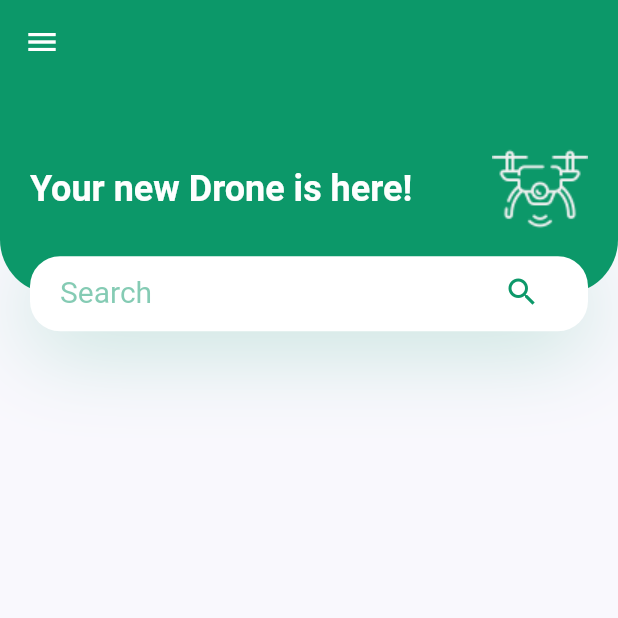
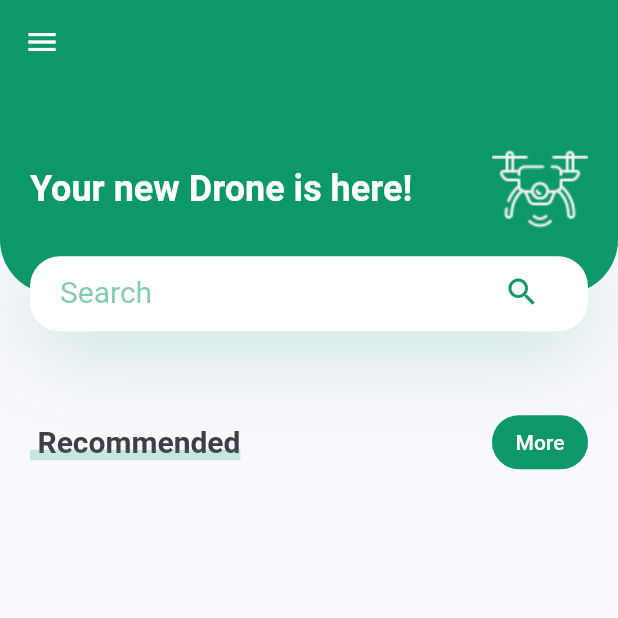
Before and after one commit to NatanDuarte/drone_store, a Flutter app: the screen it shows after launch, on a phone screen of 412 x 824 dp, the top half of it. Run offline on Flutter 3.47's test engine with Material 2 defaults, Android fonts, the phone set to English and light mode, and no system bars.

Commit message:
More widget extraction

```diff
--- a/lib/screens/home/components/body.dart
+++ b/lib/screens/home/components/body.dart
@@ -1,4 +1,6 @@
 import 'package:drone_store/screens/home/components/header_with_search_bar.dart';
+import 'package:drone_store/screens/home/components/title_with_button.dart';
+import 'package:drone_store/strings.dart';
 import 'package:flutter/material.dart';
 
 class Body extends StatelessWidget {
@@ -6,11 +8,15 @@ class Body extends StatelessWidget {
 
   @override
   Widget build(BuildContext context) {
-    Size size = MediaQuery.of(context).size;
+    Size _size = MediaQuery.of(context).size;
     return SingleChildScrollView(
       child: Column(
         children: [
-          HeaderWithSearchBar(size: size),
+          HeaderWithSearchBar(size: _size),
+          TitleWithMoreButton(
+            title: Strings.recommended,
+            onPressed: () {},
+          ),
         ],
       ),
     );
```
